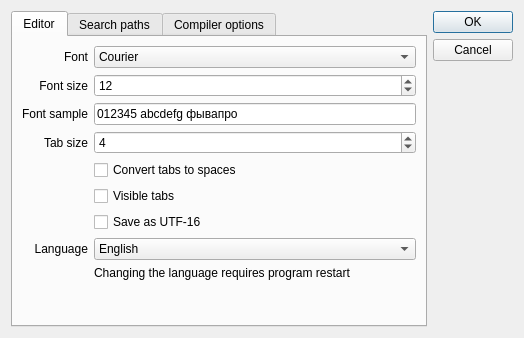
rosco-pc/pzst, file preferencesdialog.ui: the form before one commit.
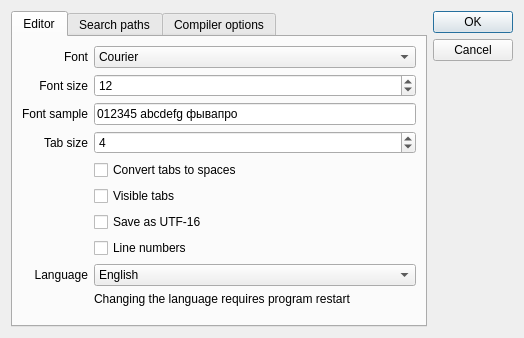
The form after the commit. Icons and pictures are not drawn.

Commit message: add line numbering

Diff of the .ui file:
```diff
--- a/preferencesdialog.ui
+++ b/preferencesdialog.ui
@@ -71,7 +71,7 @@
          </property>
         </widget>
        </item>
-       <item row="9" column="1">
+       <item row="10" column="1">
         <spacer name="verticalSpacer">
          <property name="orientation">
           <enum>Qt::Vertical</enum>
@@ -138,7 +138,7 @@
          </property>
         </widget>
        </item>
-       <item row="7" column="1">
+       <item row="8" column="1">
         <widget class="QComboBox" name="language">
          <item>
           <property name="text">
@@ -152,7 +152,7 @@
          </item>
         </widget>
        </item>
-       <item row="7" column="0">
+       <item row="8" column="0">
         <widget class="QLabel" name="label_6">
          <property name="text">
           <string>Language</string>
@@ -162,7 +162,7 @@
          </property>
         </widget>
        </item>
-       <item row="8" column="1">
+       <item row="9" column="1">
         <widget class="QLabel" name="label_7">
          <property name="text">
           <string>Changing the language requires program restart</string>
@@ -176,6 +176,13 @@
          </property>
         </widget>
        </item>
+       <item row="7" column="1">
+        <widget class="QCheckBox" name="lineNumbers">
+         <property name="text">
+          <string>Line numbers</string>
+         </property>
+        </widget>
+       </item>
       </layout>
      </widget>
      <widget class="QWidget" name="tab">
```
The commit also changes 3 other files.
